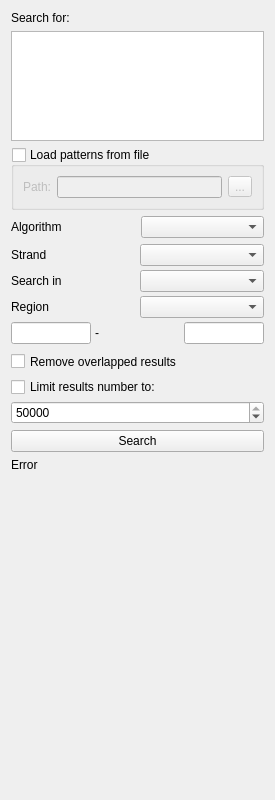
First picture: the form in src/corelibs/U2View/src/ov_sequence/find_pattern/ui/FindPatternForm.ui, repository violethaze74/ugene, before the edit.
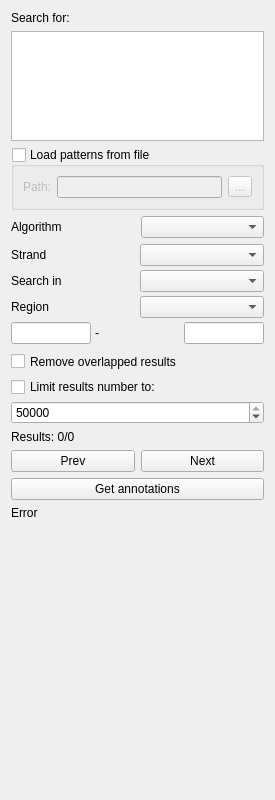
Second picture: the form after the edit.

The edit to the form file:
```diff
--- a/src/corelibs/U2View/src/ov_sequence/find_pattern/ui/FindPatternForm.ui
+++ b/src/corelibs/U2View/src/ov_sequence/find_pattern/ui/FindPatternForm.ui
@@ -29,9 +29,6 @@
    <string notr="true">Form</string>
   </property>
   <layout class="QVBoxLayout" name="verticalLayout">
-   <property name="spacing">
-    <number>6</number>
-   </property>
    <item>
     <widget class="QLabel" name="searchForLabel">
      <property name="sizePolicy">
@@ -357,9 +354,37 @@
     </layout>
    </item>
    <item>
-    <widget class="QPushButton" name="btnSearch">
+    <widget class="QLabel" name="resultLabel">
      <property name="text">
-      <string>Search</string>
+      <string notr="true">Results: 0/0</string>
+     </property>
+     <property name="wordWrap">
+      <bool>true</bool>
+     </property>
+    </widget>
+   </item>
+   <item>
+    <layout class="QHBoxLayout" name="horizontalLayout_3">
+     <item>
+      <widget class="QPushButton" name="prevPushButton">
+       <property name="text">
+        <string>Prev</string>
+       </property>
+      </widget>
+     </item>
+     <item>
+      <widget class="QPushButton" name="nextPushButton">
+       <property name="text">
+        <string>Next</string>
+       </property>
+      </widget>
+     </item>
+    </layout>
+   </item>
+   <item>
+    <widget class="QPushButton" name="getAnnotationsPushButton">
+     <property name="text">
+      <string>Get annotations</string>
      </property>
     </widget>
    </item>
```
Left out of the diff: 33 changed lines with no effect on the pictures.
